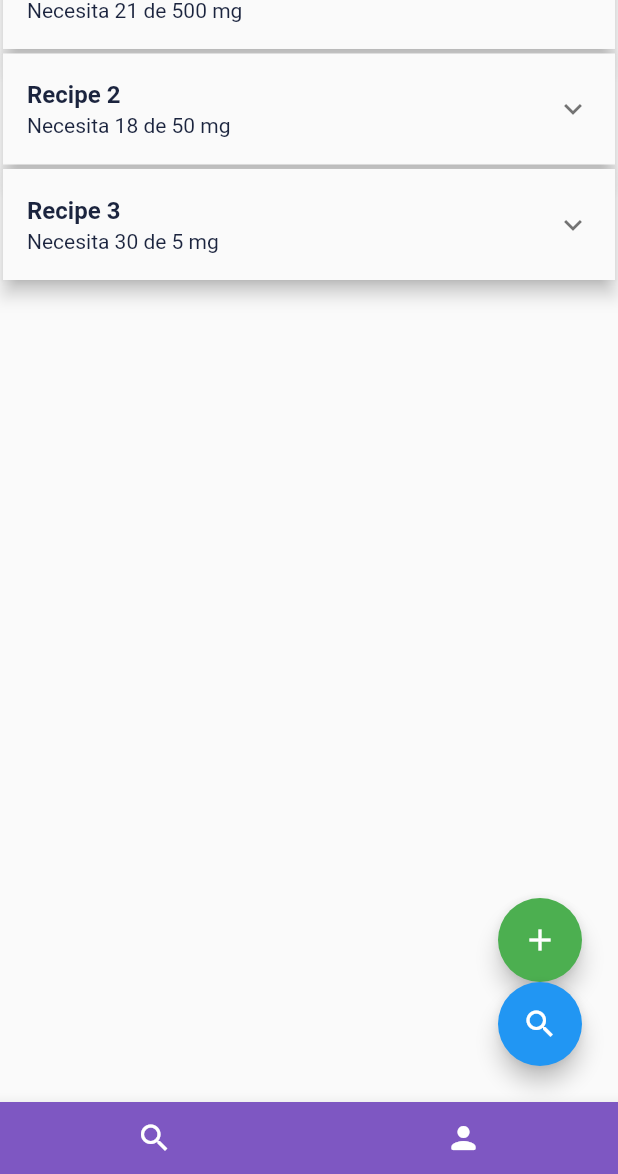
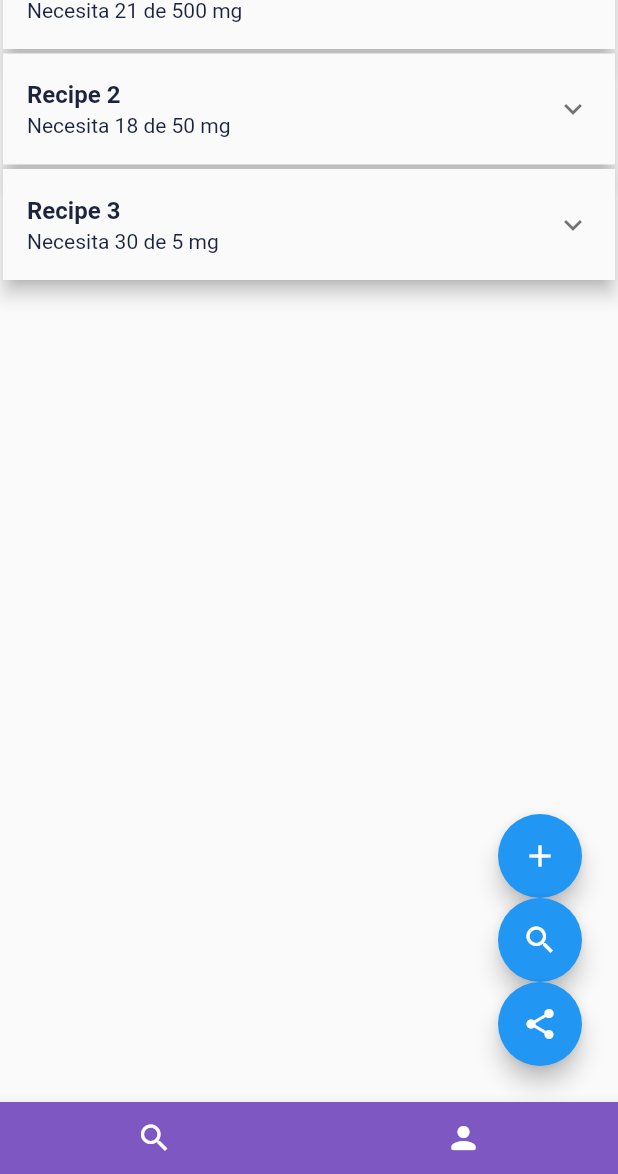
Before and after one commit to makhnnar/medical_recipe_viewer, a Flutter app: the screen it shows after launch, after a tap on the "search" icon, on a phone screen of 412 x 824 dp, the part 62-1236 px from its top. Run offline on Flutter 3.47's test engine with Material 2 defaults, Android fonts, the phone set to English and light mode, and no system bars; our stand-ins replace permission_handler, pretty_qr_code; missing offline and left inert: qrscan; network calls fail.

Commit message:
changed
:arrow_up: updated list with complete data sharing throught QR code

```diff
--- a/lib/page_view/mock_list_provider.dart
+++ b/lib/page_view/mock_list_provider.dart
@@ -6,11 +6,15 @@ class MockListProvider extends ProviderHelper {
 
   @override
   void getData() {
-    this.value = RecipeListView([
-      Recipe(id: "1", nombre: "Recipe 1",dosis: "500",unidad:"mg",frecuencia:"8",lapso: "7",descripcion: "antibiotico",tipo: "tipo 1"),
-      Recipe(id: "2", nombre: "Recipe 2",dosis: "50",unidad:"mg",frecuencia:"4",lapso: "3",descripcion: "relajante",tipo: "tipo 2"),
-      Recipe(id: "3", nombre: "Recipe 3",dosis: "5",unidad:"mg",frecuencia:"12",lapso: "15",descripcion: "antidrepesivo",tipo: "tipo 3")
-    ]);
+    this.value = RecipeListView(
+        RecipeList(
+            listOfRecipes:[
+              Recipe(id: "1", nombre: "Recipe 1",dosis: "500",unidad:"mg",frecuencia:"8",lapso: "7",descripcion: "antibiotico",tipo: "tipo 1"),
+              Recipe(id: "2", nombre: "Recipe 2",dosis: "50",unidad:"mg",frecuencia:"4",lapso: "3",descripcion: "relajante",tipo: "tipo 2"),
+              Recipe(id: "3", nombre: "Recipe 3",dosis: "5",unidad:"mg",frecuencia:"12",lapso: "15",descripcion: "antidrepesivo",tipo: "tipo 3")
+            ]
+        )
+    );
   }
 
 }
--- a/lib/recipe_list/qr_viewer_dialog.dart
+++ b/lib/recipe_list/qr_viewer_dialog.dart
@@ -18,12 +18,13 @@ class QRViewerDialog extends StatelessWidget {
       shape: RoundedRectangleBorder(
           borderRadius: BorderRadius.circular(30.0)),
       child: Container(
-        height: 300,
+        height: 325,
+        width: 325,
         child: Column(
           mainAxisAlignment: MainAxisAlignment.spaceEvenly,
           children: [
             PrettyQr(
-              size: 200,
+              size: 250,
               data: jsonData,
               errorCorrectLevel: QrErrorCorrectLevel.M,
               typeNumber: null,
--- a/lib/recipe_list/recipe_item_view.dart
+++ b/lib/recipe_list/recipe_item_view.dart
@@ -3,22 +3,24 @@ import 'dart:convert';
 import 'package:flutter/cupertino.dart';
 import 'package:flutter/material.dart';
 import 'package:medical_recipe_viewer/data/recipe.dart';
-import 'package:medical_recipe_viewer/recipe_detail/recipe_detail_view.dart';
+import 'package:medical_recipe_viewer/recipe_detail/send_dialog.dart';
 import 'package:medical_recipe_viewer/recipe_detail/state/code_state.dart';
-import 'package:medical_recipe_viewer/recipe_list/qr_viewer_dialog.dart';
 import 'package:medical_recipe_viewer/utils/calculations.dart';
 import 'package:medical_recipe_viewer/utils/navigation_actions.dart';
 import 'package:medical_recipe_viewer/values/app_colors.dart';
 import 'package:provider/provider.dart';
 
-class RecipeItemView extends StatelessWidget {
+class RecipeItemView extends StatelessWidget implements SendActionListener{
 
   Recipe recipeItem;
+
+  late CodeState _provider;
 
   RecipeItemView(this.recipeItem);
 
   @override
   Widget build(BuildContext context) {
+    _provider = Provider.of<CodeState>(context);
     return Container(
         margin: EdgeInsets.only(
             bottom: 3.0,
@@ -48,13 +50,7 @@ class RecipeItemView extends StatelessWidget {
                         children: [
                           InkWell(
                             onTap: (){
-                              showDialog<void>(
-                                context: context,
-                                barrierDismissible: true, // user must tap button!
-                                builder: (_) => QRViewerDialog(
-                                  jsonEncode(recipeItem.toJson())
-                                ),
-                              );
+                              showQRDialog(context,recipeItem.toJson());
                             },
                             child:Container(
                                 margin: EdgeInsets.only(
@@ -69,7 +65,26 @@ class RecipeItemView extends StatelessWidget {
                           ),
                           InkWell(
                             onTap: (){
-                              goToRecipeDetail(context, recipeItem);
+                              showSendDialog(
+                                  context,
+                                  _provider,
+                                  this
+                              );
+                            },
+                            child:Container(
+                                margin: EdgeInsets.only(
+                                      left: 8.0,
+                                      right: 4.0
+                                  ),
+                                  child:Expanded(
+                                    flex: 1,
+                                    child: const Icon(Icons.send)
+                                ),
+                            )
+                          ),
+                          InkWell(
+                            onTap: (){
+                              goToRecipeDetail(context, recipeItem,_provider);
                             },
                             child:Container(
                                 margin: EdgeInsets.only(
@@ -91,4 +106,8 @@ class RecipeItemView extends StatelessWidget {
     );
   }
 
+  @override
+  void sendRecipe() {
+  }
+
 }
--- a/lib/recipe_list/recipe_list_view.dart
+++ b/lib/recipe_list/recipe_list_view.dart
@@ -15,15 +15,18 @@ import 'package:provider/provider.dart';
 
 class RecipeListView extends StatelessWidget {
 
-  List<Recipe> recipeList;
+  RecipeList recipeList;
+
+  late CodeState _provider;
 
   RecipeListView(this.recipeList);
 
   @override
   Widget build(BuildContext context) {
+    _provider = Provider.of<CodeState>(context);
     return Scaffold(
       body: ListView(
-          children: getList(recipeList)
+          children: getList(recipeList.listOfRecipes!)
       ),
       floatingActionButton:Padding(
           padding: const EdgeInsets.all(8.0),
@@ -40,7 +43,6 @@ class RecipeListView extends StatelessWidget {
                     ),
                   );
                 },
-                backgroundColor: Colors.green,
                 child: const Icon(Icons.add),
               ),
               FloatingActionButton(
@@ -50,11 +52,18 @@ class RecipeListView extends StatelessWidget {
                         (value) {
                             Map<String, dynamic> jsonData = jsonDecode(value);
                             var formattedResponse = Recipe.fromJson(jsonData);
-                            goToRecipeDetail(context, formattedResponse);
+                            goToRecipeDetail(context, formattedResponse,_provider);
                         }
                   );
                 },
                 child: Icon(Icons.search),
+              ),
+              FloatingActionButton(
+                heroTag: "btn3",
+                onPressed: () {
+                    showQRDialog(context, recipeList.toJson());
+                },
+                child: Icon(Icons.share),
               )
             ],
           )
--- a/lib/root_view/root_view.dart
+++ b/lib/root_view/root_view.dart
@@ -3,6 +3,7 @@ import 'package:flutter/material.dart';
 import 'package:medical_recipe_viewer/page_view/mock_list_provider.dart';
 import 'package:medical_recipe_viewer/page_view/mock_profile_provider.dart';
 import 'package:medical_recipe_viewer/profile/profile_page.dart';
+import 'package:medical_recipe_viewer/recipe_detail/state/code_state.dart';
 import 'package:medical_recipe_viewer/recipe_list/recipe_list_page.dart';
 import 'package:medical_recipe_viewer/values/app_colors.dart';
 import 'package:provider/provider.dart';
@@ -32,6 +33,9 @@ class _RootView extends State<RootView> {
                 providers: [
                   ChangeNotifierProvider(
                       create: (_) => MockListProvider()
+                  ),
+                  ChangeNotifierProvider(
+                      create: (_) => CodeState()
                   ),
                 ],
                 child:RecipeListPage(),
```
Also changed, not shown: lib/recipe_detail/recipe_detail_view.dart (+6 -10 lines), lib/utils/navigation_actions.dart (+40 -10 lines).
